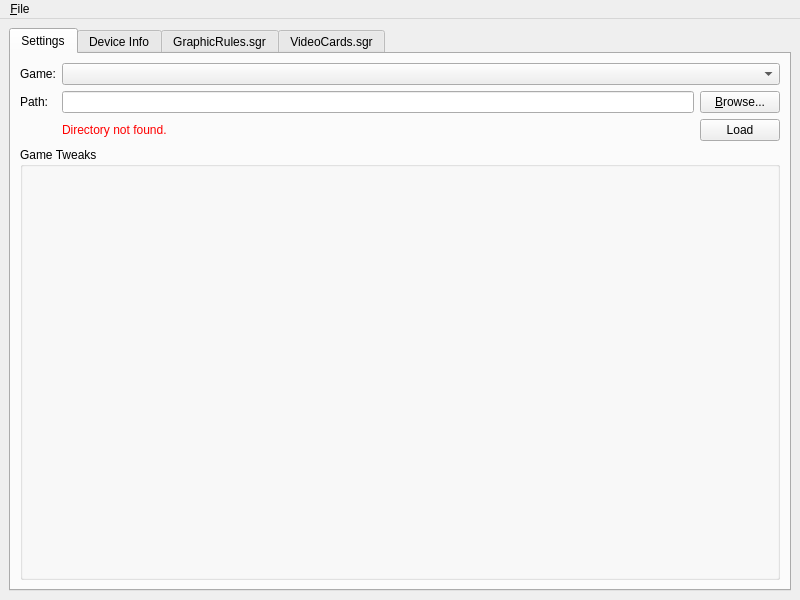
This is mainwindow.ui in haffmans/graphics-rules-maker as Qt 5 draws it before an edit. The edited form follows.
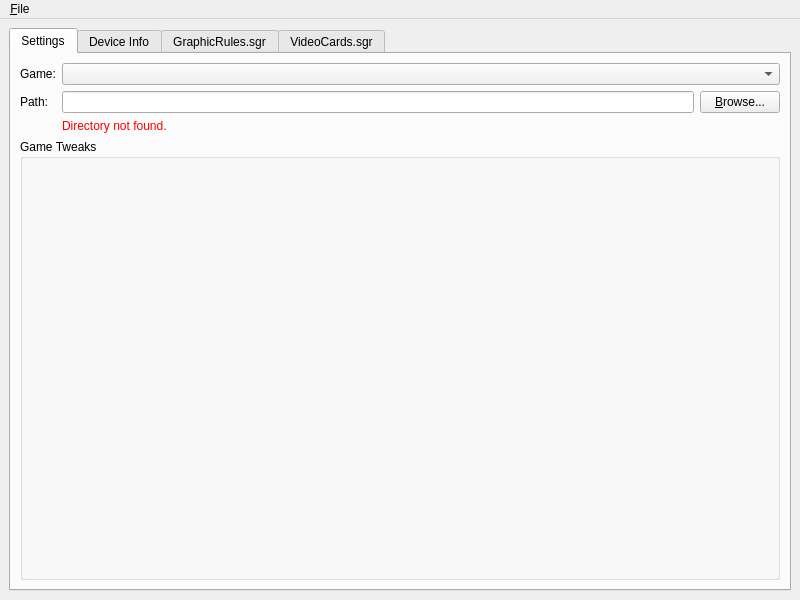
This is the edited form.

Commit message:
Locate game and load video cards on path change
This makes the Load button obsolete too.

The edit to the form file:
```diff
--- a/mainwindow.ui
+++ b/mainwindow.ui
@@ -27,7 +27,7 @@
        <attribute name="title">
         <string>Settings</string>
        </attribute>
-       <layout class="QGridLayout" name="gridLayout_4">
+       <layout class="QGridLayout" name="gridLayout_4" rowstretch="0,0,0,0,1">
         <item row="4" column="0" colspan="3">
          <widget class="QGroupBox" name="settingsBox">
           <property name="title">
@@ -69,14 +69,7 @@
           </property>
          </widget>
         </item>
-        <item row="2" column="2">
-         <widget class="QPushButton" name="loadDatabase">
-          <property name="text">
-           <string>Load</string>
-          </property>
-         </widget>
-        </item>
-        <item row="2" column="1">
+        <item row="2" column="1" colspan="2">
          <widget class="QLabel" name="status">
           <property name="text">
            <string>&lt;font style=&quot;color: red;&quot;&gt;Directory not found.&lt;/font&gt;</string>
```
Left out of the diff: 1 changed line with no effect on the pictures. The commit also changes 2 other files.
